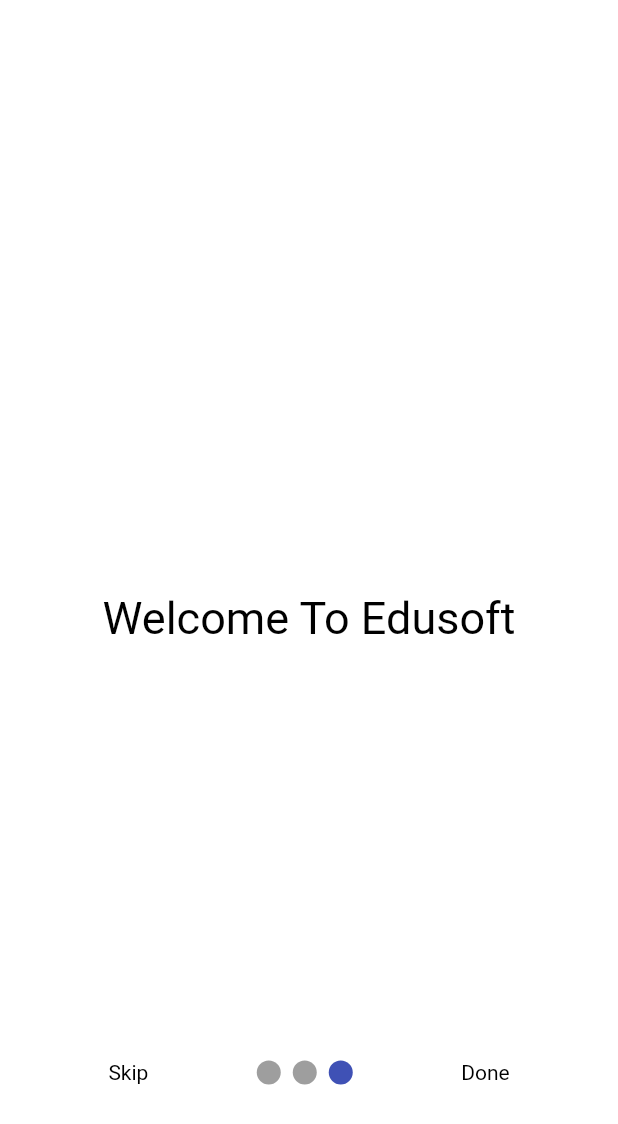
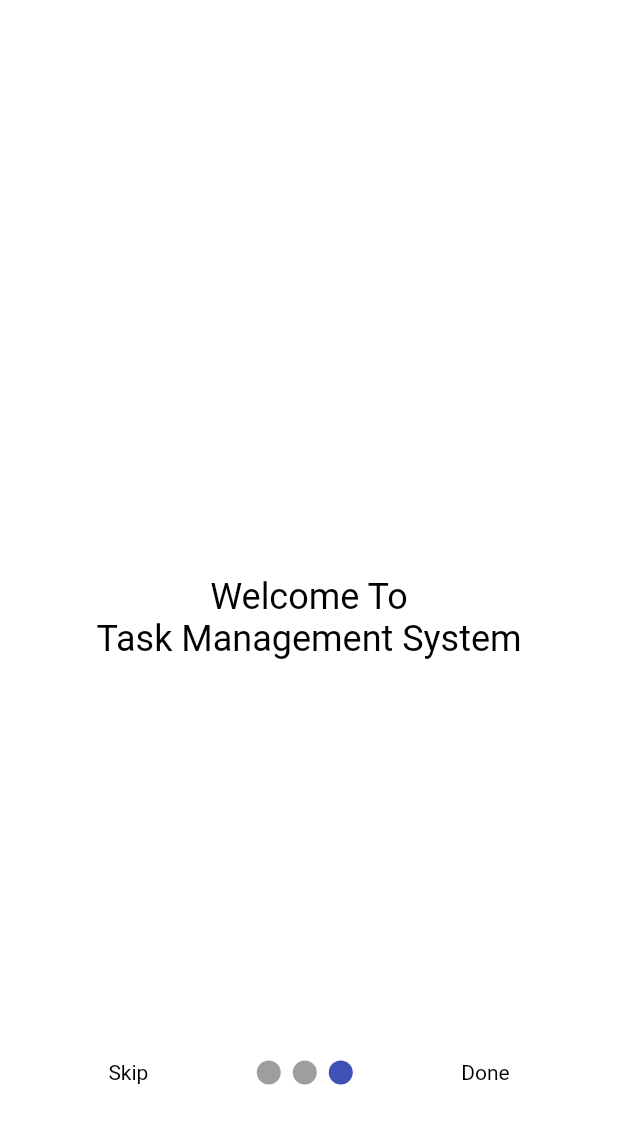
Before and after one commit to nazmulkhanliton/edusoft_tms, a Flutter app: the screen it shows after launch, swiped to page 3, on a phone screen of 412 x 824 dp. Shown: the top 1124 px of the screen. Run offline on Flutter 3.47's test engine with Material 2 defaults, Android fonts, the phone set to English and light mode, and no system bars; drawn by our look-alikes of smooth_page_indicator.

Commit message:
OnBoarding add

```diff
--- a/lib/Screens/onBoardingScreen/onBoarding_screen_page3.dart
+++ b/lib/Screens/onBoardingScreen/onBoarding_screen_page3.dart
@@ -7,14 +7,28 @@ class OnBoardingScreen3 extends StatelessWidget {
 
   @override
   Widget build(BuildContext context) {
-    return Container(
-      color: Colors.white,
-      child: const Center(
-        child: Text(
-          'Welcome To Edusoft',
-          style: TextStyle(
-            fontSize: 30,
-            color: Colors.black,
+    return Scaffold(
+      backgroundColor: Colors.white,
+      body: SafeArea(
+        child: Center(
+          child: Column(
+            mainAxisAlignment: MainAxisAlignment.center,
+            children: [
+              Text(
+                'Welcome To',
+                style: TextStyle(
+                  fontSize: 24,
+                  color: Colors.black,
+                ),
+              ),
+              Text(
+                'Task Management System',
+                style: TextStyle(
+                  fontSize: 24,
+                  color: Colors.black,
+                ),
+              ),
+            ],
           ),
         ),
       ),
```
Also changed, not shown: lib/Screens/onBoardingScreen/onBoarding_screen_page1.dart (+31 -5 lines), lib/Screens/onBoardingScreen/onBoarding_screen_page2.dart (+33 -5 lines).
